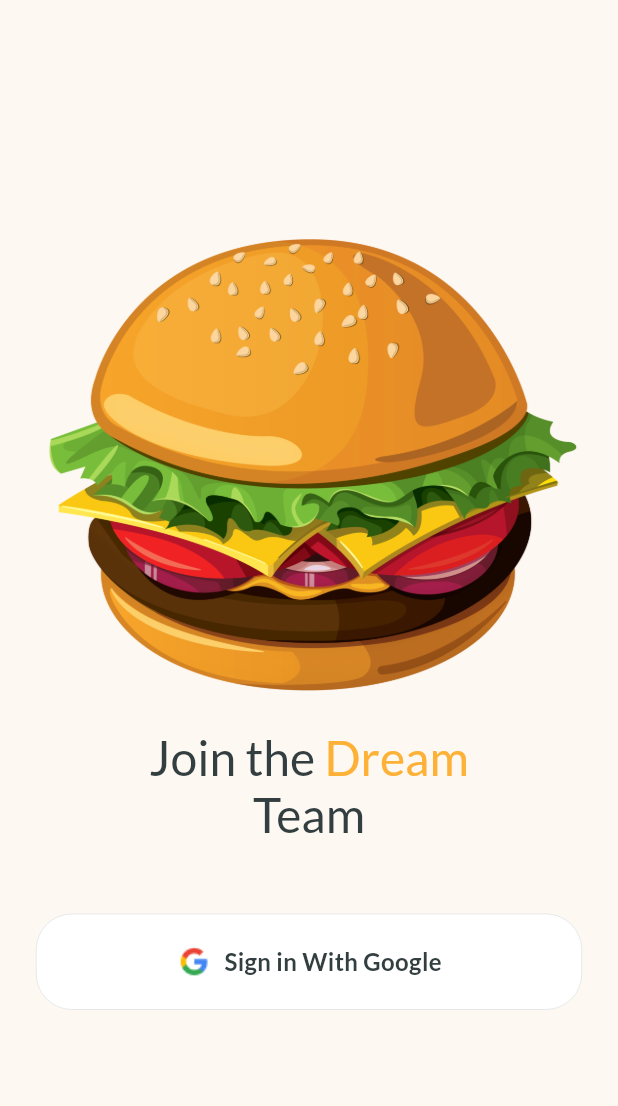
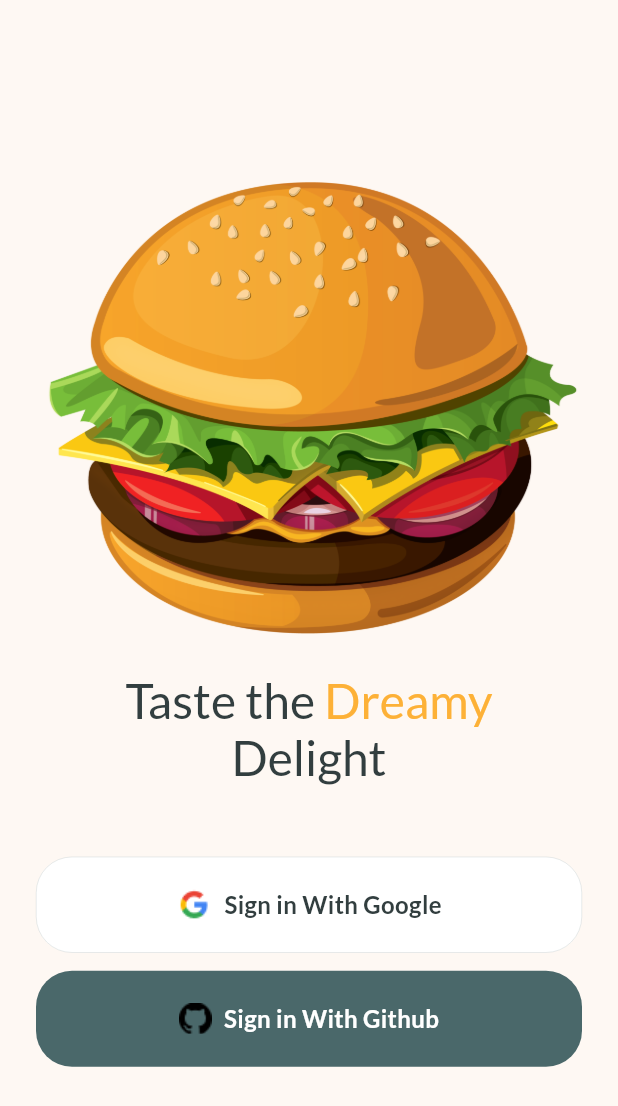
Before and after one commit to Eunice-nma/eden_sample_work, a Flutter app: the screen it shows after launch, on a phone screen of 412 x 824 dp. Shown: the top 1106 px of the screen. Run offline on Flutter 3.47's test engine with Material 3 defaults, Android fonts, the phone set to English and light mode, and no system bars; our stand-ins replace firebase_auth, firebase_core, flutter_svg, google_sign_in; missing offline and left inert: ably_flutter, another_stepper; accounts and stored records are empty.

Commit message:
signin github

```diff
--- a/lib/modules/sign_in/screens/sign_in_screen.dart
+++ b/lib/modules/sign_in/screens/sign_in_screen.dart
@@ -1,5 +1,3 @@
-// ignore_for_file: use_build_context_synchronously
-
 import 'package:dream_burger_sample_work/utils/components/app_toast.dart';
 import 'package:flutter/material.dart';
 import 'package:provider/provider.dart';
@@ -11,6 +9,22 @@
 
 class SignInScreen extends StatelessWidget {
   const SignInScreen({super.key});
+
+  void handleSignin(bool signinResponse, BuildContext context) {
+    if (signinResponse) {
+      Navigator.push(
+        context,
+        MaterialPageRoute(
+          builder: (context) => const OrderDetailsScreen(),
+        ),
+      );
+    } else {
+      final error = Provider.of<SigninViewmodel>(context).error;
+      if (error != null) {
+        showToast(context, error);
+      }
+    }
+  }
 
   @override
   Widget build(BuildContext context) {
@@ -34,14 +48,14 @@
                   style: AppTextStyles.bodyTextBig,
                   children: [
                     TextSpan(
-                      text: 'Join the ',
+                      text: 'Taste the ',
                     ),
                     TextSpan(
-                      text: 'Dream \n',
+                      text: 'Dreamy\n',
                       style: AppTextStyles.bodyTextBigYellow,
                     ),
                     TextSpan(
-                      text: 'Team',
+                      text: 'Delight',
                     ),
                   ],
                 ),
@@ -55,18 +69,22 @@
                 icon: 'assets/images/google_logo.png',
                 ontap: () async {
                   bool signedIn = await signinController.signInWithGoogle();
-                  if (signedIn) {
-                    Navigator.push(
-                      context,
-                      MaterialPageRoute(
-                        builder: (context) => const OrderDetailsScreen(),
-                      ),
-                    );
-                  } else {
-                    final error = signinController.error;
-                    if (error != null) {
-                      showToast(context, error);
-                    }
+                  if (context.mounted) {
+                    handleSignin(signedIn, context);
+                  }
+                },
+              ),
+              const SizedBox(
+                height: 12,
+              ),
+              AppButton(
+                'Sign in With Github',
+                icon: 'assets/images/github_logo.png',
+                isSecondary: true,
+                ontap: () async {
+                  bool signedIn = await signinController.signInWithGithub();
+                  if (context.mounted) {
+                    handleSignin(signedIn, context);
                   }
                 },
               ),
--- a/lib/services/ably.dart
+++ b/lib/services/ably.dart
@@ -1,5 +1,5 @@
 import 'package:ably_flutter/ably_flutter.dart';
-import 'package:dream_burger_sample_work/streams.dart';
+import 'package:dream_burger_sample_work/utils/streams.dart';
 import 'package:dream_burger_sample_work/utils/constant.dart';
 
 class AblyService {
@@ -15,8 +15,7 @@ class AblyService {
   }
 
   void createAblyRealtimeInstance() async {
-    var clientOptions = ClientOptions(
-        key: "geRY-g.-HZJ3A:c4ETIkWqyvcogFVX_xBrrXFRHVP6_e4uoaa_N0z5pts");
+    var clientOptions = ClientOptions(key: ablyKey);
     try {
       realtimeInstance = Realtime(options: clientOptions);
       orderChannel = realtimeInstance.channels.get(channelName);
--- a/lib/utils/components/app_button.dart
+++ b/lib/utils/components/app_button.dart
@@ -10,11 +10,13 @@ class AppButton extends StatelessWidget {
     required this.ontap,
     this.icon,
     this.isLoading = false,
+    this.isSecondary = false,
   });
   final String text;
   final Function ontap;
   final String? icon;
   final bool isLoading;
+  final bool isSecondary;
 
   @override
   Widget build(BuildContext context) {
@@ -25,12 +27,14 @@ class AppButton extends StatelessWidget {
         height: 64,
         padding: const EdgeInsets.all(8),
         decoration: BoxDecoration(
-          color: AppColors.white,
+          color: isSecondary ? AppColors.greenColor : AppColors.white,
           borderRadius: BorderRadius.circular(24),
-          border: Border.all(
-            width: 0.3,
-            color: AppColors.greenColor.withOpacity(0.3),
-          ),
+          border: isSecondary
+              ? null
+              : Border.all(
+                  width: 0.3,
+                  color: AppColors.greenColor.withOpacity(0.3),
+                ),
         ),
         child: Center(
           child: isLoading
@@ -47,7 +51,9 @@ class AppButton extends StatelessWidget {
                     Flexible(
                       child: Text(
                         text,
-                        style: AppTextStyles.buttonText,
+                        style: isSecondary
+                            ? AppTextStyles.buttonTextLight
+                            : AppTextStyles.buttonText,
                       ),
                     ),
                   ],
--- a/lib/utils/text_styles.dart
+++ b/lib/utils/text_styles.dart
@@ -63,4 +63,10 @@ class AppTextStyles {
     color: AppColors.darkGreenColor,
     fontFamily: 'Lato',
   );
+  static const TextStyle buttonTextLight = TextStyle(
+    fontSize: 16,
+    fontWeight: FontWeight.bold,
+    color: AppColors.white,
+    fontFamily: 'Lato',
+  );
 }
```
Also changed, not shown: lib/modules/order/screens/order_details_screen.dart (+4 -4 lines), lib/modules/order/viewmodel/order_viewmodel.dart (+15 -14 lines), lib/modules/sign_in/viewmodel/sign_in_viewmodel.dart (+22 -3 lines), lib/utils/constant.dart (+16 -0 lines), assets/images/github_logo.svg (deleted), assets/images/google_logo.svg (deleted), lib/utils/streams.dart (renamed from lib/streams.dart), 2 other files.
